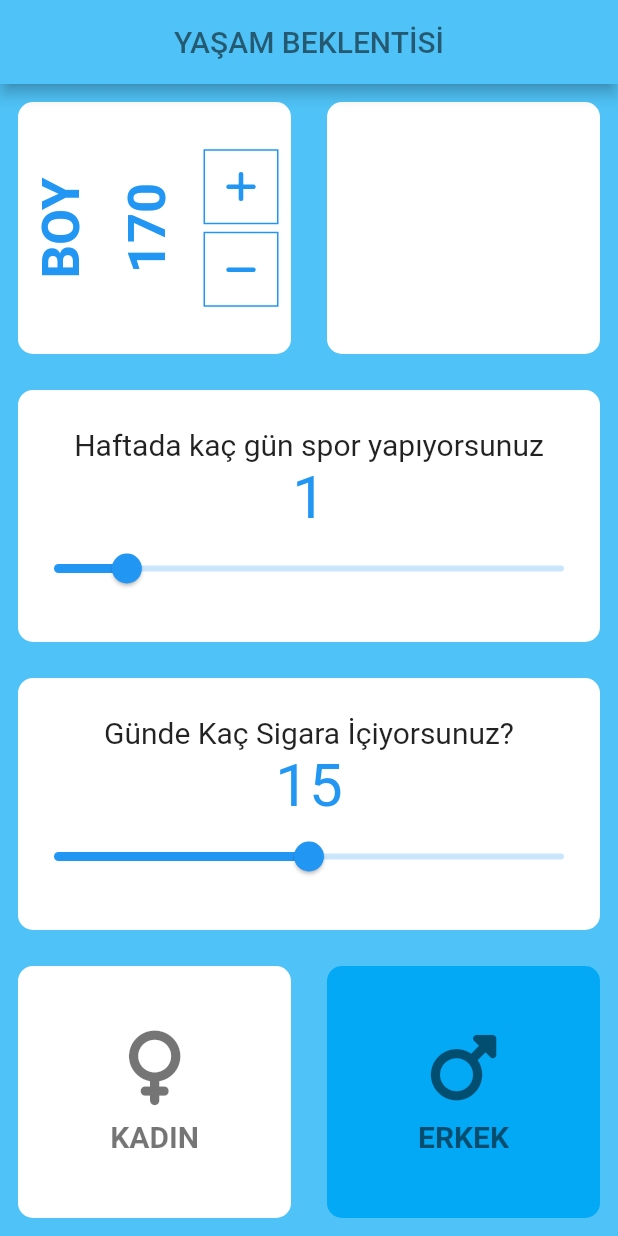
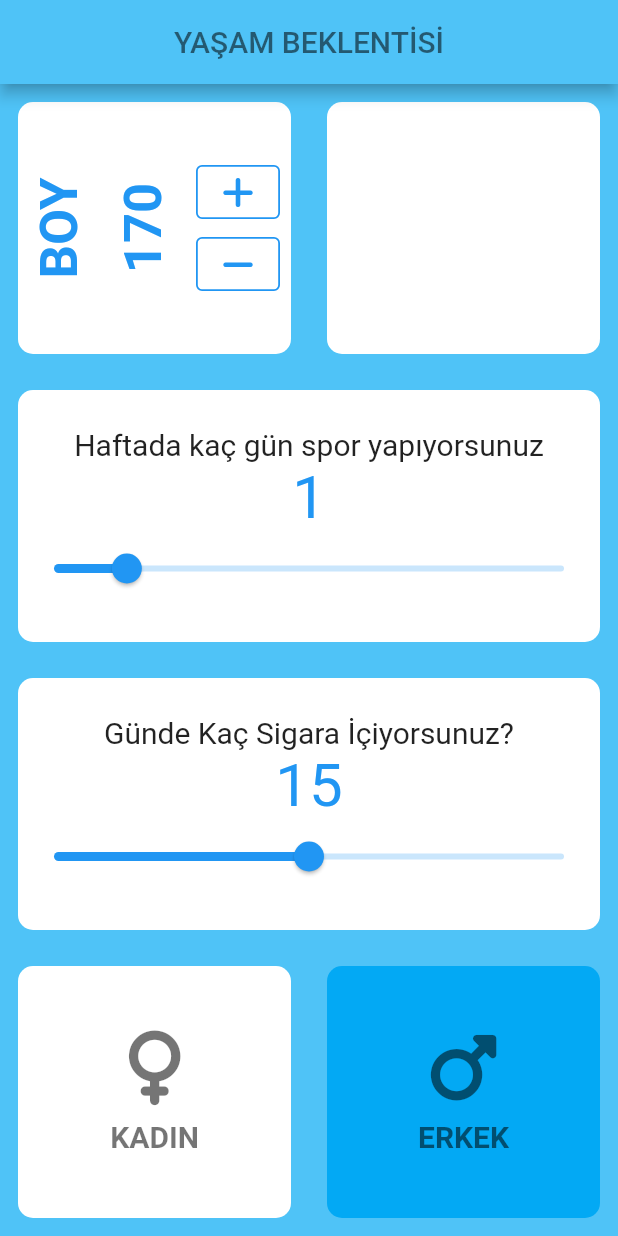
Before and after one commit to kadirkaval/life_expectation, a Flutter app: the screen it shows after launch, on a phone screen of 412 x 824 dp. Run offline on Flutter 3.47's test engine with Material 2 defaults, Android fonts, the phone set to English and light mode, and no system bars; our stand-ins replace font_awesome_flutter.

Commit message:
OutlineButton ile boy değiimi kutucuğu eklendi

```diff
--- a/lib/input_page.dart
+++ b/lib/input_page.dart
@@ -15,7 +15,7 @@ class _IputPageState extends State<IputPage> {
   bool selectedCinsiyet = false;
   double _curentValueSigra = 15;
   double _curentValueSpor = 1;
-  int boyUzunlugu=170;
+  int boyUzunlugu = 170;
   @override
   Widget build(BuildContext context) {
     return Scaffold(
@@ -59,35 +59,31 @@ class _IputPageState extends State<IputPage> {
                         Column(
                           mainAxisAlignment: MainAxisAlignment.center,
                           children: [
-                            Container(
-                              decoration: BoxDecoration(
-                                  border: Border.all(color: Colors.blue)),
-                              child: IconButton(
+                            OutlinedButton(
+                              style: OutlinedButton.styleFrom(
+                                  minimumSize: const Size(36, 36),
+                                  side: const BorderSide(
+                                      color: Colors.blue, width: 1.2)),
                               onPressed: () {
                                 setState(() {
                                   boyUzunlugu++;
                                 });
                               },
-                                icon: const Icon(
-                                  FontAwesomeIcons.plus,
-                                  color: Colors.blue,
+                              child: const Icon(FontAwesomeIcons.plus),
                             ),
-                              ),
-                            ),
-                            SizedBox(height: 5),
-                            Container(
-                              decoration: BoxDecoration(
-                                  border: Border.all(color: Colors.blue)),
-                              child: IconButton(
+                            OutlinedButton(
+                              style: OutlinedButton.styleFrom(
+                                  minimumSize: const Size(36, 36),
+                                  side: const BorderSide(
+                                      color: Colors.blue, width: 1.2)),
                               onPressed: () {
                                 setState(() {
                                   boyUzunlugu--;
                                 });
                               },
-                                icon: const Icon(
+                              child: const Icon(
                                 FontAwesomeIcons.minus,
                                 color: Colors.blue,
-                                ),
                               ),
                             ),
                           ],
```
Lines whose indentation alone changed are shown as unchanged.
